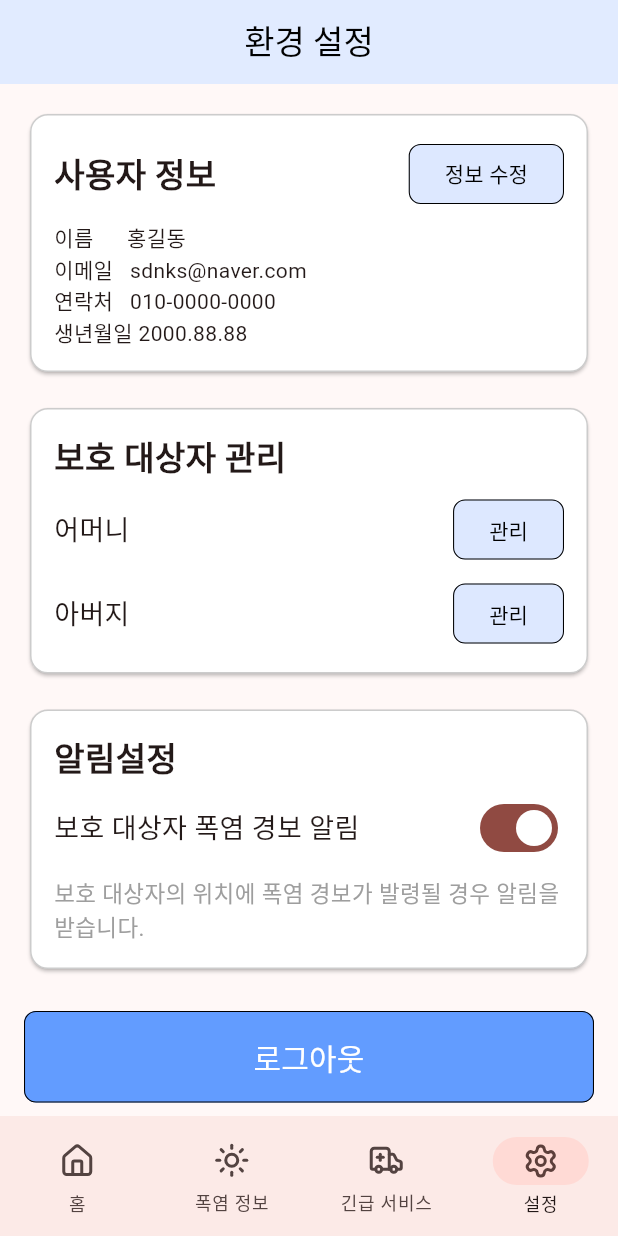
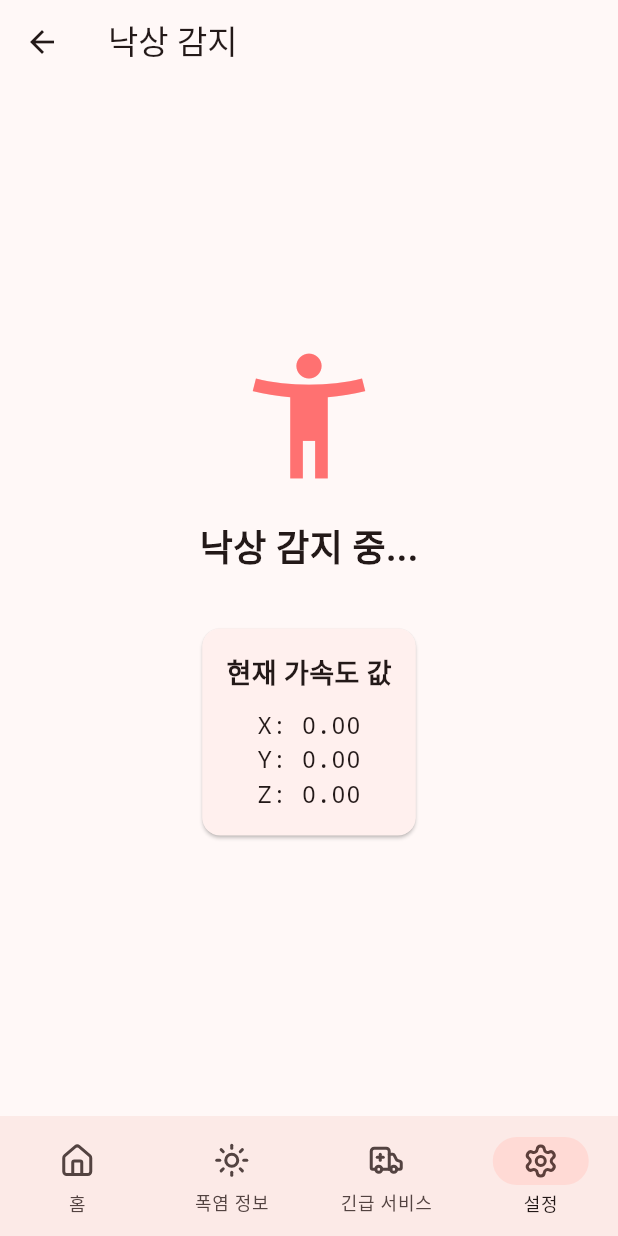
Before and after one commit to kauProjectX/dwph9988-client, a Flutter app: the AppScreen screen opened directly, item 4 of the bottom bar chosen, on a phone screen of 412 x 824 dp. Run offline on Flutter 3.47's test engine with Material 3 defaults, Android fonts, the phone set to English and light mode, and no system bars; our stand-ins replace flutter_svg, get, lucide_icons_flutter, sensors_plus; missing offline and left inert: flutter_naver_map; Roboto replaces fonts that are missing (Gmarket Sans).

Commit message:
feat: dump fall detection code

```diff
--- a/lib/screens/app_screen.dart
+++ b/lib/screens/app_screen.dart
@@ -6,6 +6,7 @@ import 'package:lucide_icons_flutter/lucide_icons.dart';
 import '../controllers/user_controller.dart';
 import 'elderly/heat_info_screen.dart';
 import 'emergency_screen.dart';
+import 'fall_detection_screen.dart';
 import 'guardian/heat_info_screen.dart';
 import 'home_screen.dart';
 import 'settings_screen.dart';
@@ -51,7 +52,7 @@ class _AppScreenState extends State<AppScreen> {
               } else if (value == 2) {
                 _screenList[value] = const EmergencyScreen();
               } else if (value == 3) {
-                _screenList[value] = const SettingsScreen();
+                _screenList[value] = const FallDetectionScreen();
               }
             }
 
--- /dev/null
+++ b/lib/screens/fall_detection_screen.dart
@@ -0,0 +1,174 @@
+import 'dart:async';
+import 'package:flutter/material.dart';
+import 'package:sensors_plus/sensors_plus.dart';
+import 'dart:math';
+
+class FallDetectionScreen extends StatefulWidget {
+  const FallDetectionScreen({super.key});
+
+  @override
+  State<FallDetectionScreen> createState() => _FallDetectionScreenState();
+}
+
+class _FallDetectionScreenState extends State<FallDetectionScreen> {
+  static const double _fallThreshold = 25.0; // 임계값 상향 조정
+  static const double _updateInterval = 500; // 500ms
+
+  StreamSubscription<AccelerometerEvent>? _accelerometerSubscription;
+  bool _isFallDetected = false;
+  List<double> _currentAcceleration = [0, 0, 0];
+  DateTime _lastUpdate = DateTime.now();
+
+  @override
+  void initState() {
+    super.initState();
+    _startListening();
+  }
+
+  void _startListening() {
+    _accelerometerSubscription = accelerometerEvents.listen((event) {
+      final now = DateTime.now();
+      if (now.difference(_lastUpdate).inMilliseconds < _updateInterval) {
+        return; // 업데이트 주기가 되지 않았으면 스킵
+      }
+
+      setState(() {
+        _lastUpdate = now;
+        _currentAcceleration = [event.x, event.y, event.z];
+
+        // 중력 가속도를 제외한 순수 가속도 계산
+        double magnitude = _calculateMagnitude(event.x, event.y, event.z);
+        double acceleration = magnitude - 9.8; // 중력 가속도 제외
+
+        // 임계값을 넘으면 낙상으로 판단
+        if (acceleration > _fallThreshold && !_isFallDetected) {
+          _isFallDetected = true;
+          _showFallAlert();
+        }
+      });
+    });
+  }
+
+  double _calculateMagnitude(double x, double y, double z) {
+    return sqrt(x * x + y * y + z * z); // sqrt 추가
+  }
+
+  void _showFallAlert() {
+    int remainingSeconds = 10;
+    Timer? countdownTimer;
+
+    showDialog(
+      context: context,
+      barrierDismissible: false,
+      builder: (context) => StatefulBuilder(
+        builder: (context, setState) {
+          countdownTimer?.cancel();
+          countdownTimer = Timer.periodic(
+            const Duration(seconds: 1),
+            (timer) {
+              remainingSeconds--;
+              if (remainingSeconds <= 0) {
+                timer.cancel();
+                Navigator.of(context).pop();
+                // TODO: 여기서 보호자 자동 연락 로직 추가
+              } else {
+                setState(() {});
+              }
+            },
+          );
+
+          return AlertDialog(
+            title: const Text('낙상이 감지되었습니다!'),
+            content: const Text('괜찮으신가요?\n10초 이내에 응답이 없으면 보호자에게 자동으로 연락됩니다.'),
+            actions: [
+              TextButton(
+                onPressed: () {
+                  countdownTimer?.cancel();
+                  setState(() => _isFallDetected = false);
+                  Navigator.of(context).pop();
+                },
+                child: const Text('괜찮습니다'),
+              ),
+              TextButton(
+                onPressed: () {
+                  countdownTimer?.cancel();
+                  // TODO: 실제 구현시 긴급 연락처로 연결
+                  Navigator.of(context).pop();
+                },
+                style: TextButton.styleFrom(
+                  foregroundColor: Colors.red,
+                ),
+                child: Text('도움이 필요합니다 ($remainingSeconds)'),
+              ),
+            ],
+          );
+        },
+      ),
+    ).then((_) {
+      countdownTimer?.cancel();
+    });
+  }
+
+  @override
+  void dispose() {
+    _accelerometerSubscription?.cancel();
+    super.dispose();
+  }
+
+  @override
+  Widget build(BuildContext context) {
+    return Scaffold(
+      appBar: AppBar(
+        title: const Text('낙상 감지'),
+      ),
+      body: Center(
+        child: Column(
+          mainAxisAlignment: MainAxisAlignment.center,
+          children: [
+            const Icon(
+              Icons.accessibility_new,
+              size: 100,
+              color: Color(0xFFFF7171),
+            ),
+            const SizedBox(height: 20),
+            Text(
+              _isFallDetected ? '낙상이 감지되었습니다!' : '낙상 감지 중...',
+              style: const TextStyle(
+                fontSize: 24,
+                fontWeight: FontWeight.bold,
+              ),
+            ),
+            const SizedBox(height: 20),
+            Card(
+              margin: const EdgeInsets.all(16),
+              child: Padding(
+                padding: const EdgeInsets.all(16),
+                child: Column(
+                  children: [
+                    const Text(
+                      '현재 가속도 값',
+                      style: TextStyle(
+                        fontSize: 18,
+                        fontWeight: FontWeight.bold,
+                      ),
+                    ),
+                    const SizedBox(height: 10),
+                    Text(
+                      'X: ${_currentAcceleration[0].toStringAsFixed(2)}\n'
+                      'Y: ${_currentAcceleration[1].toStringAsFixed(2)}\n'
+                      'Z: ${_currentAcceleration[2].toStringAsFixed(2)}',
+                      style: const TextStyle(
+                        fontSize: 16,
+                        fontFamily: 'monospace',
+                      ),
+                    ),
+                  ],
+                ),
+              ),
+            ),
+          ],
+        ),
+      ),
+    );
+  }
+}
--- a/pubspec.yaml
+++ b/pubspec.yaml
@@ -39,6 +39,7 @@ dependencies:
   flutter_svg: ^2.0.10+1
   intl: ^0.19.0
   flutter_naver_map: ^1.3.0+1
+  sensors_plus: ^6.1.0
 
 dev_dependencies:
   flutter_test:
```
Also changed, not shown: pubspec.lock, 1 other file.
